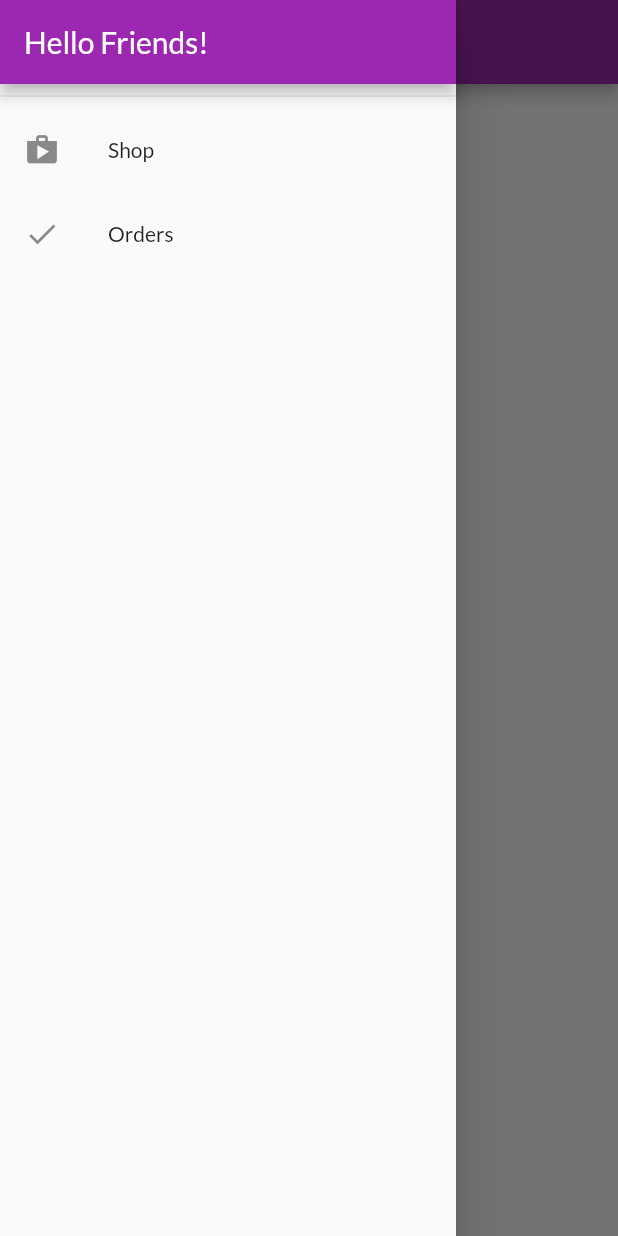
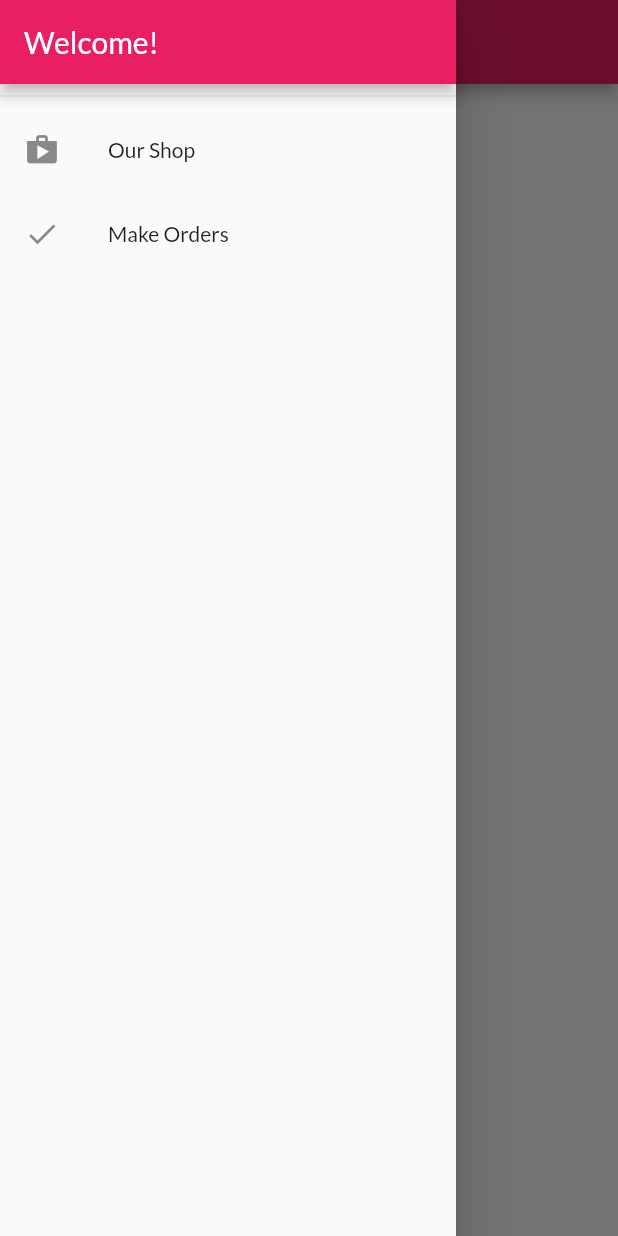
Before and after one commit to rafeul19/Flutter_App, a Flutter app: the OrderScreen screen opened by its route, with the side drawer open, on a phone screen of 412 x 824 dp. Run offline on Flutter 3.47's test engine with Material 2 defaults, Android fonts, the phone set to English and light mode, and no system bars; network calls fail.

Commit message:
screenshot added

```diff
--- a/lib/main.dart
+++ b/lib/main.dart
@@ -28,10 +28,10 @@ class MyApp extends StatelessWidget {
         ),
       ],
       child: MaterialApp(
-        title: 'MyShop',
+        title: 'OurShop',
         theme: ThemeData(
-          primarySwatch: Colors.purple,
-          accentColor: Colors.deepOrange,
+          primarySwatch: Colors.pink,
+          accentColor: Colors.red,
           fontFamily: 'Lato',
         ),
         home: ProductOverview(),
--- a/lib/widgets/app_drawer.dart
+++ b/lib/widgets/app_drawer.dart
@@ -9,20 +9,20 @@ class AppDrawer extends StatelessWidget {
       child: Column(
         children: <Widget>[
           AppBar(
-            title: Text('Hello Friends!'),
+            title: Text('Welcome!'),
             automaticallyImplyLeading: false,
           ),
           Divider(),
           ListTile(
             leading: Icon(Icons.shop),
-            title: Text('Shop'),
+            title: Text('Our Shop'),
             onTap: () {
               Navigator.of(context).pushReplacementNamed('/');
             },
           ),
           ListTile(
             leading: Icon(Icons.done),
-            title: Text('Orders'),
+            title: Text('Make Orders'),
             onTap: () {
               Navigator.of(context).pushReplacementNamed(OrderScreen.routeName);
             },
--- a/lib/widgets/product_item.dart
+++ b/lib/widgets/product_item.dart
@@ -6,11 +6,7 @@ import '../models/product.dart';
 import '../screens/product_detail_screen.dart';
 
 class Productitem extends StatelessWidget {
-  // final String id;
-  // final String title;
-  // final String imageUrl;
 
-  // const Productitem({this.id, this.title, this.imageUrl});
 
   @override
   Widget build(BuildContext context) {
```
Also changed, not shown: 4 other files.
